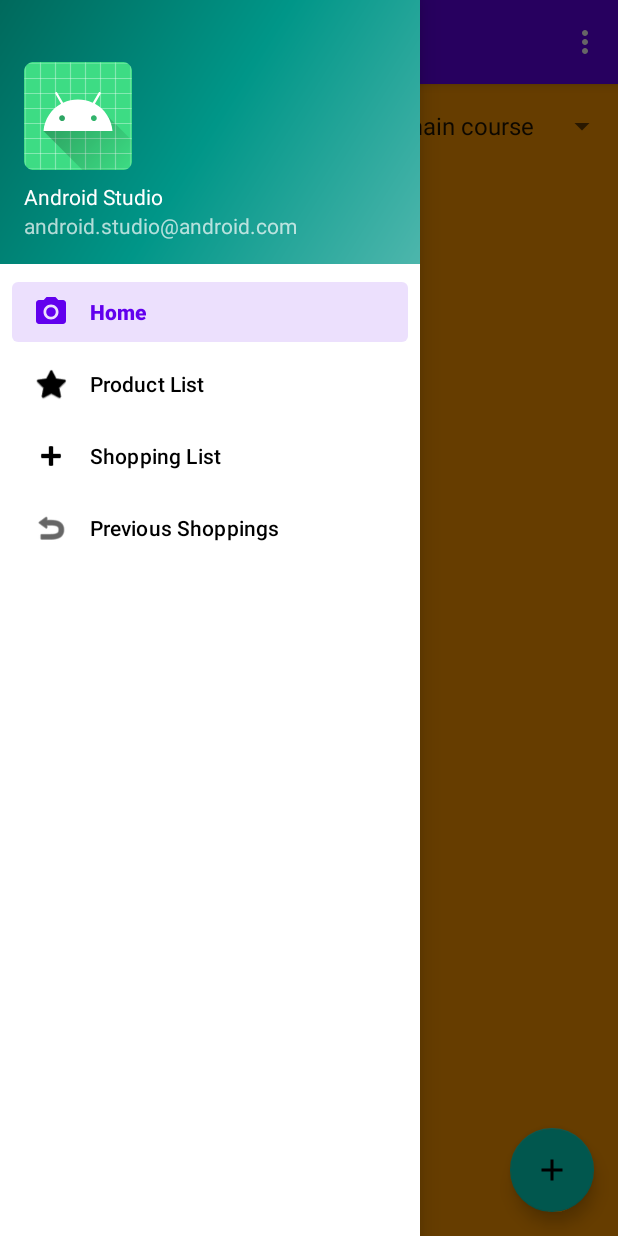
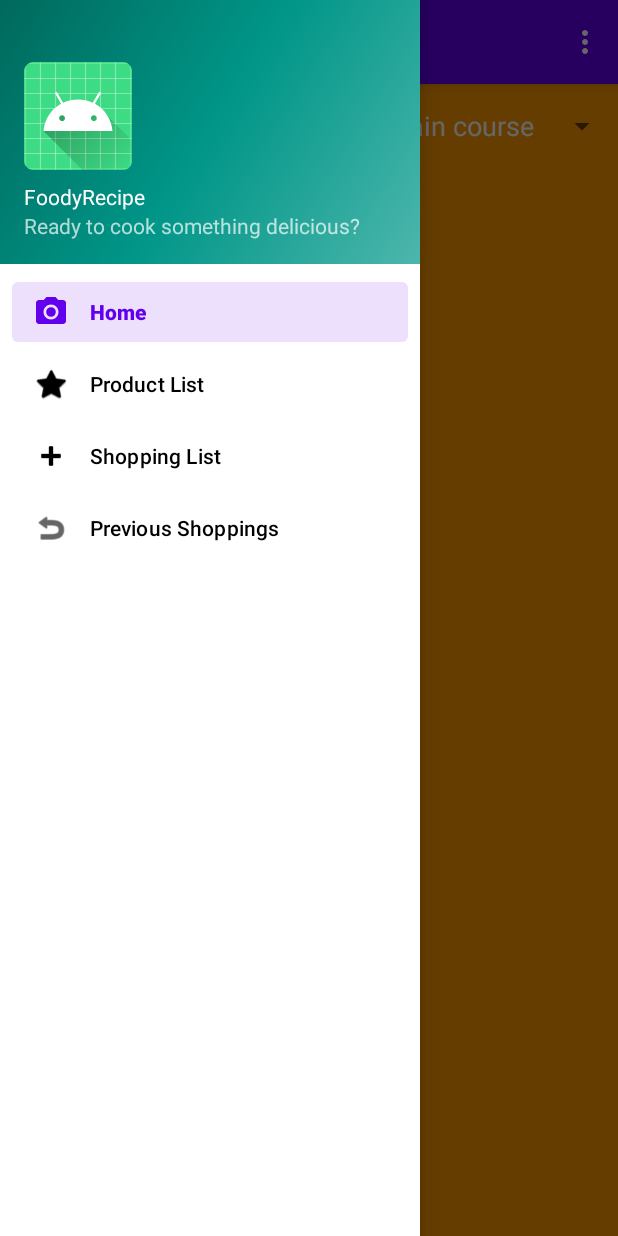
Before and after one commit to NoHop3/via-sem4-and, an Android app: the screen it shows after launch (NavDrawerActivity), with the side drawer open, on a phone screen of 412 x 824 dp. Run offline under Robolectric (Android 15) with nearby library versions, the phone set to English and light mode, and no system bars; our stand-ins replace navigation-ui; 1 statement that could not run was skipped.

Commit message:
Fixed the error that caused the app to crash. Error was located in HomeFragment where Sandu was trying to findViewById on a NullPointer. Line #46

```diff
--- a/app/src/main/java/com/example/android_app_demo/NavDrawerActivity.java
+++ b/app/src/main/java/com/example/android_app_demo/NavDrawerActivity.java
@@ -29,13 +29,13 @@ public class NavDrawerActivity extends AppCompatActivity {
         setContentView(binding.getRoot());
 
         setSupportActionBar(binding.appBarNavDrawer.toolbar);
-        binding.appBarNavDrawer.fab.setOnClickListener(new View.OnClickListener() {
-            @Override
-            public void onClick(View view) {
-                Snackbar.make(view, "Replace with your own action", Snackbar.LENGTH_LONG)
-                        .setAction("Action", null).show();
-            }
-        });
+//        binding.appBarNavDrawer.fab.setOnClickListener(new View.OnClickListener() {
+//            @Override
+//            public void onClick(View view) {
+//                Snackbar.make(view, "Replace with your own action", Snackbar.LENGTH_LONG)
+//                        .setAction("Action", null).show();
+//            }
+//        });
         DrawerLayout drawer = binding.drawerLayout;
         NavigationView navigationView = binding.navView;
         // Passing each menu ID as a set of Ids because each
--- a/app/src/main/java/com/example/android_app_demo/ui/home/HomeFragment.java
+++ b/app/src/main/java/com/example/android_app_demo/ui/home/HomeFragment.java
@@ -1,7 +1,6 @@
 package com.example.android_app_demo.ui.home;
 
 import android.app.ProgressDialog;
-import android.content.Context;
 import android.os.Bundle;
 import android.view.LayoutInflater;
 import android.view.View;
@@ -9,12 +8,10 @@ import android.view.ViewGroup;
 import android.widget.AdapterView;
 import android.widget.ArrayAdapter;
 import android.widget.Spinner;
-import android.widget.TextView;
 import android.widget.Toast;
 
 import androidx.annotation.NonNull;
 import androidx.fragment.app.Fragment;
-import androidx.lifecycle.ViewModelProvider;
 import androidx.recyclerview.widget.GridLayoutManager;
 import androidx.recyclerview.widget.RecyclerView;
 
@@ -33,25 +30,22 @@ public class HomeFragment extends Fragment {
     private RandomRecipeAdapter randomRecipeAdapter;
     private ProgressDialog dialog;
     private RequestManager manager;
-    Spinner spinner;
-    List<String> tags = new ArrayList<>();
-    private Object HomeFragment;
+    private Spinner spinner;
+    private List<String> tags;
+    ArrayAdapter arrayAdapter;
 
     public View onCreateView(@NonNull LayoutInflater inflater,
                              ViewGroup container, Bundle savedInstanceState) {
 
-
+        tags = new ArrayList<>();
         View view = inflater.inflate(R.layout.fragment_home, container, false);
 
         dialog = new ProgressDialog(view.getContext());
         dialog.setTitle("Loading....");
 
-        spinner = spinner.findViewById(R.id.spinner_tags);
-        ArrayAdapter arrayAdapter = ArrayAdapter.createFromResource(
-                this,
-                R.array.tags,
-                R.layout.spinner_text
-        );
+        //Cause of error -> spinner = spinner.findViewById(R.id.spinner_tags) you cannot do that!!!!
+        spinner = view.findViewById(R.id.spinner_tags);
+        arrayAdapter = ArrayAdapter.createFromResource(view.getContext(), R.array.tags, R.layout.spinner_text);
         arrayAdapter.setDropDownViewResource(R.layout.spinner_inner_text);
         spinner.setAdapter(arrayAdapter);
         spinner.setOnItemSelectedListener(spinnerSelectedListener);
@@ -59,8 +53,8 @@ public class HomeFragment extends Fragment {
         manager = new RequestManager(view.getContext());
         recyclerView = view.findViewById(R.id.recycler_random);
 
-//        manager.getRandomRecipes(randomRecipeResponseListener);
-//        dialog.show();
+        manager.getRandomRecipes(randomRecipeResponseListener, tags);
+        dialog.show();
 
         return view;
     }
@@ -77,7 +71,7 @@ public class HomeFragment extends Fragment {
 
         @Override
         public void didError(String message) {
-            Toast.makeText(requireView().getContext(), "", Toast.LENGTH_SHORT).show();
+            Toast.makeText(requireView().getContext(), message, Toast.LENGTH_SHORT).show();
         }
     };
     private final AdapterView.OnItemSelectedListener spinnerSelectedListener = new AdapterView.OnItemSelectedListener() {
--- a/app/src/main/res/layout/app_bar_nav_drawer.xml
+++ b/app/src/main/res/layout/app_bar_nav_drawer.xml
@@ -22,13 +22,13 @@
 
     <include layout="@layout/content_nav_drawer" />
 
-    <com.google.android.material.floatingactionbutton.FloatingActionButton
-        android:id="@+id/fab"
-        android:layout_width="wrap_content"
-        android:layout_height="wrap_content"
-        android:layout_gravity="bottom|end"
-        android:layout_marginEnd="@dimen/fab_margin"
-        android:layout_marginBottom="16dp"
-        app:srcCompat="@drawable/ic_baseline_add_24" />
+<!--    <com.google.android.material.floatingactionbutton.FloatingActionButton-->
+<!--        android:id="@+id/fab"-->
+<!--        android:layout_width="wrap_content"-->
+<!--        android:layout_height="wrap_content"-->
+<!--        android:layout_gravity="bottom|end"-->
+<!--        android:layout_marginEnd="@dimen/fab_margin"-->
+<!--        android:layout_marginBottom="16dp"-->
+<!--        app:srcCompat="@drawable/ic_baseline_add_24" />-->
 
 </androidx.coordinatorlayout.widget.CoordinatorLayout>
--- a/app/src/main/res/layout/fragment_home.xml
+++ b/app/src/main/res/layout/fragment_home.xml
@@ -4,13 +4,15 @@
     xmlns:tools="http://schemas.android.com/tools"
     android:layout_width="match_parent"
     android:layout_height="match_parent"
+    android:background="@color/orange"
     android:orientation="vertical"
-    android:background="@color/orange"
     tools:context=".ui.home.HomeFragment">
 
     <androidx.appcompat.widget.Toolbar
         android:layout_width="match_parent"
-        android:layout_height="?attr/actionBarSize">
+        android:layout_height="?attr/actionBarSize"
+        android:gravity="center_vertical">
+
         <RelativeLayout
             android:gravity="center"
             android:layout_width="match_parent"
@@ -40,11 +42,12 @@
         </RelativeLayout>
     </androidx.appcompat.widget.Toolbar>
 
+
     <androidx.recyclerview.widget.RecyclerView
         android:id="@+id/recycler_random"
-        android:layout_margin="4dp"
         android:layout_width="match_parent"
-        android:layout_height="match_parent"/>
+        android:layout_height="match_parent"
+        android:layout_margin="4dp" />
 
     <ImageView
         android:id="@+id/imageView4"
--- a/app/src/main/res/values/strings.xml
+++ b/app/src/main/res/values/strings.xml
@@ -4,8 +4,8 @@
     <string name="title_activity_nav_drawer">NavDrawerActivity</string>
     <string name="navigation_drawer_open">Open navigation drawer</string>
     <string name="navigation_drawer_close">Close navigation drawer</string>
-    <string name="nav_header_title">Android Studio</string>
-    <string name="nav_header_subtitle">android.studio@android.com</string>
+    <string name="nav_header_title">FoodyRecipe</string>
+    <string name="nav_header_subtitle">Ready to cook something delicious?</string>
     <string name="nav_header_desc">Navigation header</string>
     <string name="action_settings">Settings</string>
 
--- a/gradle.properties
+++ b/gradle.properties
@@ -15,6 +15,7 @@ org.gradle.jvmargs=-Xmx2048m -Dfile.encoding=UTF-8
 # Android operating system, and which are packaged with your app"s APK
 # https://developer.android.com/topic/libraries/support-library/androidx-rn
 android.useAndroidX=true
+android.enableJetifier=true
 # Enables namespacing of each library's R class so that its R class includes only the
 # resources declared in the library itself and none from the library's dependencies,
 # thereby reducing the size of the R class for that library
```
